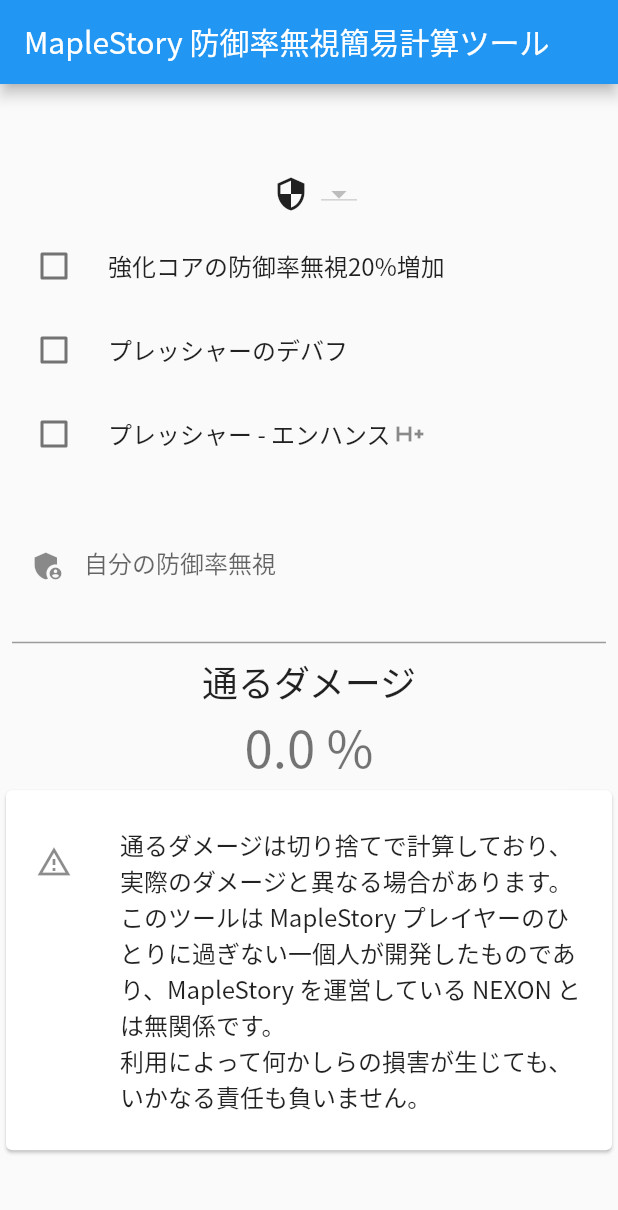
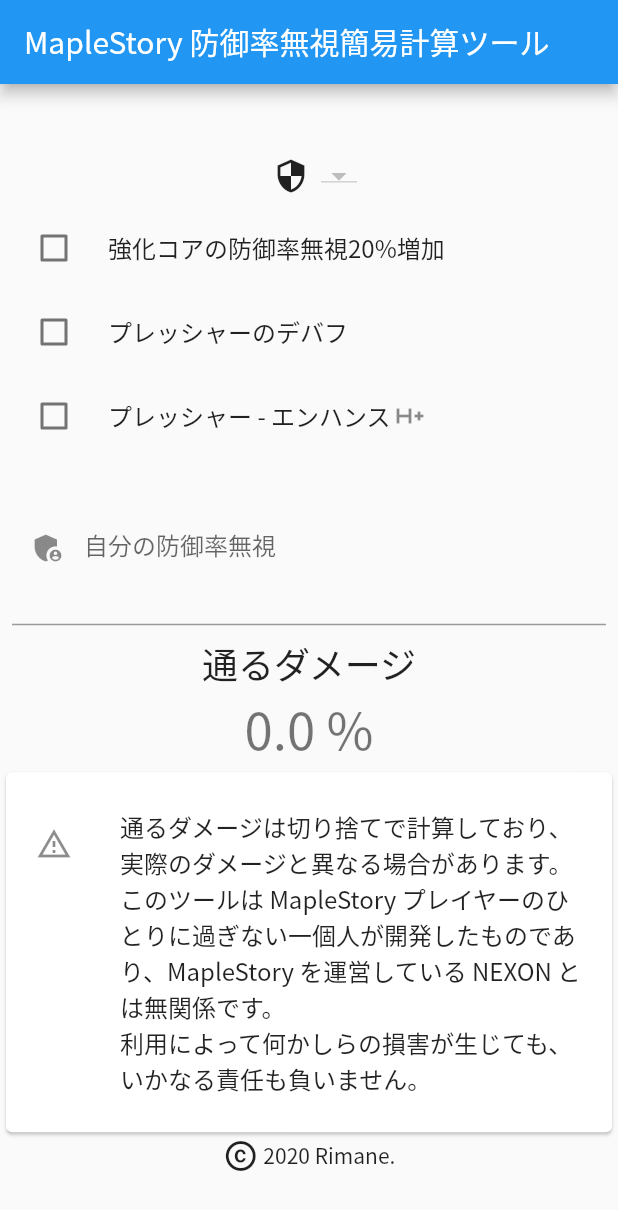
Before and after one commit to rimanem18/flutter-maplestory-ignore-guard, a Flutter app: the screen it shows after launch, on a phone screen of 412 x 824 dp. Shown: the top 1210 px of the screen. Run offline on Flutter 3.47's test engine with Material 2 defaults, Android fonts, the phone set to English and light mode, and no system bars; statements that could not run were skipped.

Commit message:
Copyright を追加

```diff
--- a/lib/main.dart
+++ b/lib/main.dart
@@ -228,6 +228,13 @@
                       '通るダメージは切り捨てで計算しており、実際のダメージと異なる場合があります。\nこのツールは MapleStory プレイヤーのひとりに過ぎない一個人が開発したものであり、MapleStory を運営している NEXON とは無関係です。\n利用によって何かしらの損害が生じても、いかなる責任も負いません。'),
                 ),
               ),
+              Row(
+                mainAxisAlignment: MainAxisAlignment.center,
+                children: const <Widget>[
+                  Icon(Icons.copyright_outlined),
+                  Text(' 2020 Rimane.'),
+                ],
+              ),
             ],
           ),
         ),
```
